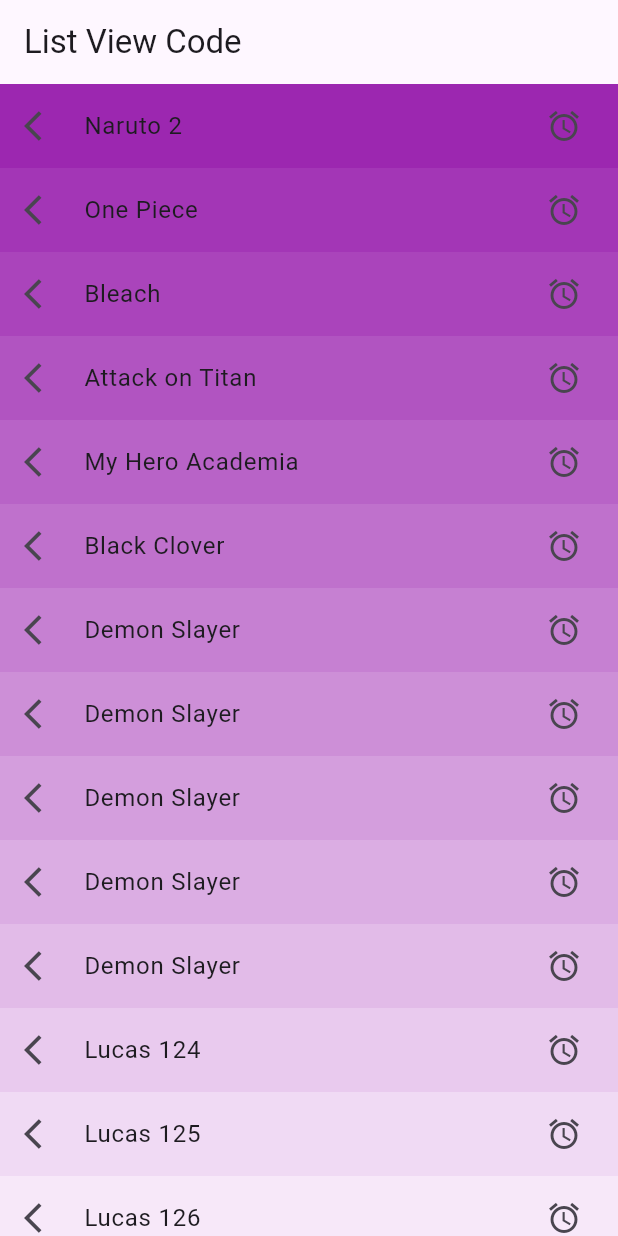
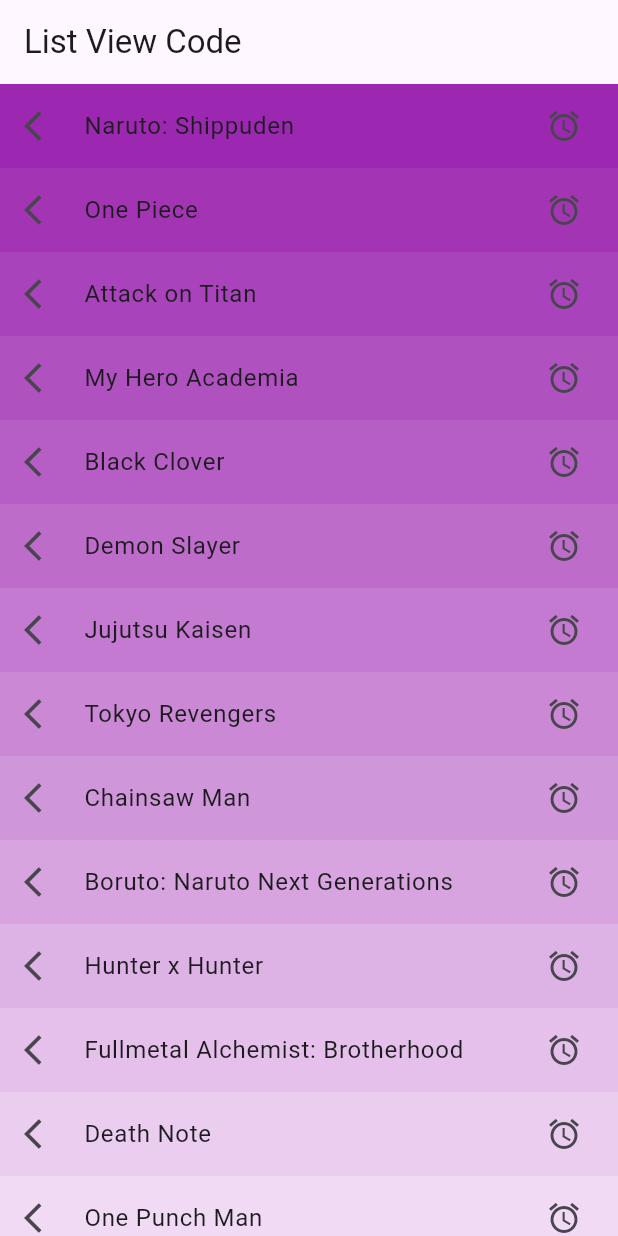
Before and after one commit to bastndev/Widgets_Flutter, a Flutter app: the screen it shows after launch, on a phone screen of 412 x 824 dp. Run offline on Flutter 3.47's test engine with Material 3 defaults, Android fonts, the phone set to English and light mode, and no system bars.

```diff
--- a/lib/data/db_fake.dart
+++ b/lib/data/db_fake.dart
@@ -1,16 +1,17 @@
-List<String> animeList = [
-  "Naruto 2",
+List<String> animeList = {
+  "Naruto: Shippuden",
   "One Piece",
-  "Bleach",
   "Attack on Titan",
   "My Hero Academia",
   "Black Clover",
   "Demon Slayer",
-  "Demon Slayer",
-  "Demon Slayer",
-  "Demon Slayer",
-  "Demon Slayer",
-  "Lucas 124",
-  "Lucas 125",
-  "Lucas 126",
-];
+  "Jujutsu Kaisen",
+  "Tokyo Revengers",
+  "Chainsaw Man",
+  "Boruto: Naruto Next Generations",
+  "Hunter x Hunter",
+  "Fullmetal Alchemist: Brotherhood",
+  "Death Note",
+  "One Punch Man",
+  "Dragon Ball Z",
+}.toList();
```
